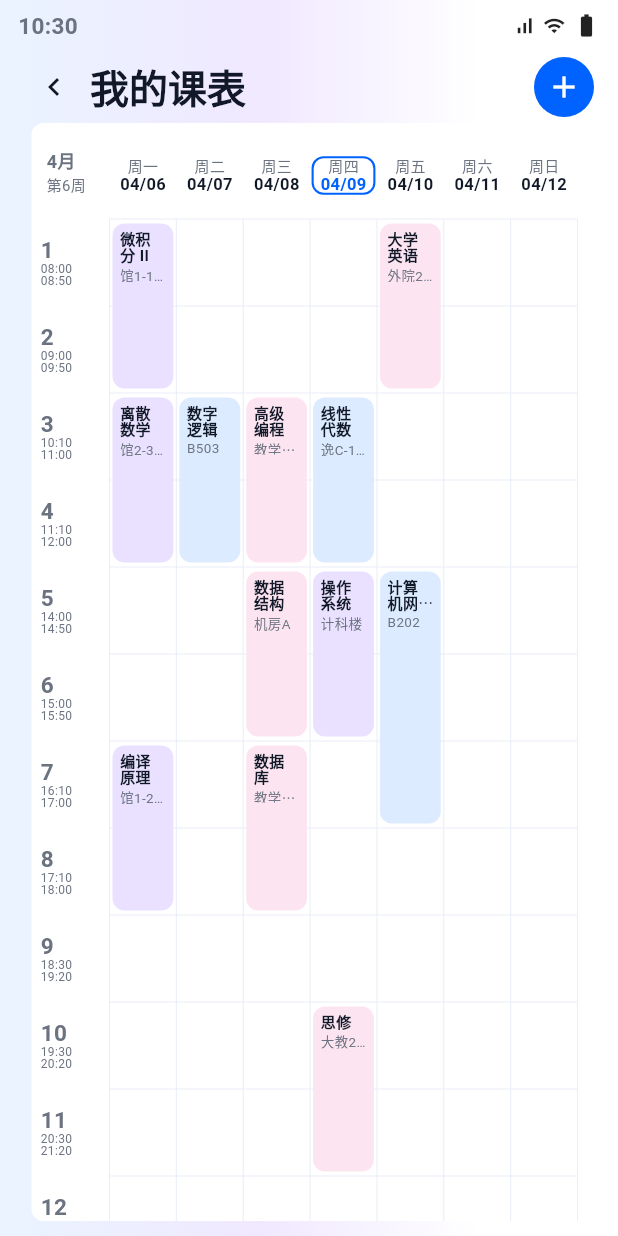
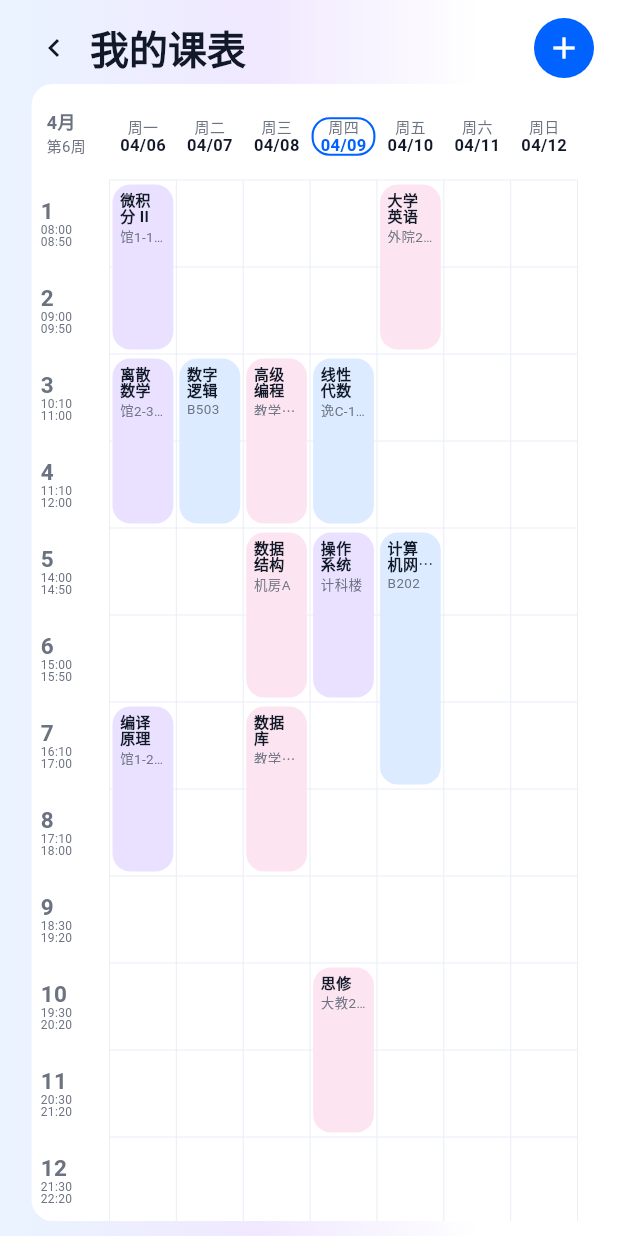
Before and after one commit to cloudymount789/NJU-Timenote, a Flutter app: the screen it shows after launch, after a tap on "下一节课", on a phone screen of 412 x 824 dp. Run offline on Flutter 3.47's test engine with Material 3 defaults, Android fonts, the phone set to English and light mode, and no system bars; our stand-ins replace flutter_riverpod; Roboto replaces fonts that are missing (Noto Sans SC).

Commit message:
fix: use system status bar rendering

```diff
--- a/src/nju_timenote/lib/core/theme/app_theme.dart
+++ b/src/nju_timenote/lib/core/theme/app_theme.dart
@@ -9,6 +9,12 @@ class AppColors {
   static const textMuted = Color(0xFF9CA3AF);
   static const border = Color(0xFFE9EEF7);
   static const cardShadow = Color(0x1A0F4C81);
+}
+
+class AppRadii {
+  static const card = 14.0;
+  static const control = 12.0;
+  static const sheet = 18.0;
 }
 
 ThemeData buildTimenoteTheme() {
@@ -49,7 +55,9 @@ ThemeData buildTimenoteTheme() {
         backgroundColor: AppColors.accent,
         foregroundColor: Colors.white,
         minimumSize: const Size.fromHeight(52),
-        shape: RoundedRectangleBorder(borderRadius: BorderRadius.circular(8)),
+        shape: RoundedRectangleBorder(
+          borderRadius: BorderRadius.circular(AppRadii.control),
+        ),
         textStyle: const TextStyle(fontSize: 16, fontWeight: FontWeight.w600),
       ),
     ),
@@ -62,7 +70,7 @@ ThemeData buildTimenoteTheme() {
 BoxDecoration softCardDecoration({Color color = Colors.white}) {
   return BoxDecoration(
     color: color,
-    borderRadius: BorderRadius.circular(8),
+    borderRadius: BorderRadius.circular(AppRadii.card),
     boxShadow: const [
       BoxShadow(
         color: AppColors.cardShadow,
--- a/src/nju_timenote/lib/core/widgets/app_shell.dart
+++ b/src/nju_timenote/lib/core/widgets/app_shell.dart
@@ -1,6 +1,5 @@
-import 'dart:async';
-
 import 'package:flutter/material.dart';
+import 'package:flutter/services.dart';
 
 import '../theme/app_theme.dart';
 
@@ -12,7 +11,15 @@ class AppGradientScaffold extends StatelessWidget {
 
   @override
   Widget build(BuildContext context) {
-    return Scaffold(
+    return AnnotatedRegion<SystemUiOverlayStyle>(
+      value: const SystemUiOverlayStyle(
+        statusBarColor: Colors.transparent,
+        statusBarIconBrightness: Brightness.dark,
+        statusBarBrightness: Brightness.light,
+        systemNavigationBarColor: AppColors.background,
+        systemNavigationBarIconBrightness: Brightness.dark,
+      ),
+      child: Scaffold(
         body: Container(
           decoration: const BoxDecoration(
             gradient: LinearGradient(
@@ -22,93 +29,17 @@ class AppGradientScaffold extends StatelessWidget {
               stops: [0, 0.42, 0.78],
             ),
           ),
-        child: SafeArea(bottom: false, child: child),
+          child: SafeArea(
+            bottom: false,
+            child: Padding(
+              padding: const EdgeInsets.only(top: 8),
+              child: child,
+            ),
+          ),
         ),
         bottomNavigationBar: bottomBar,
-    );
-  }
-}
-
-class StatusHeader extends StatefulWidget {
-  const StatusHeader({this.leading, this.trailing, super.key});
-
-  final Widget? leading;
-  final Widget? trailing;
-
-  @override
-  State<StatusHeader> createState() => _StatusHeaderState();
-}
-
-class _StatusHeaderState extends State<StatusHeader> {
-  late DateTime _now;
-  Timer? _timer;
-
-  @override
-  void initState() {
-    super.initState();
-    _now = DateTime.now();
-    _scheduleNextMinuteTick();
-  }
-
-  @override
-  void dispose() {
-    _timer?.cancel();
-    super.dispose();
-  }
-
-  void _scheduleNextMinuteTick() {
-    _timer?.cancel();
-    final nextMinute = DateTime(
-      _now.year,
-      _now.month,
-      _now.day,
-      _now.hour,
-      _now.minute + 1,
-    );
-    final delay = nextMinute.difference(DateTime.now());
-    _timer = Timer(delay.isNegative ? Duration.zero : delay, () {
-      if (!mounted) {
-        return;
-      }
-      setState(() => _now = DateTime.now());
-      _scheduleNextMinuteTick();
-    });
-  }
-
-  @override
-  Widget build(BuildContext context) {
-    return SizedBox(
-      height: 34,
-      child: Row(
-        children: [
-          widget.leading ??
-              Text(
-                _formatStatusTime(_now),
-                style: const TextStyle(
-                  fontSize: 15,
-                  fontWeight: FontWeight.w600,
-                ),
-              ),
-          const Spacer(),
-          widget.trailing ??
-              const Row(
-                children: [
-                  Icon(Icons.signal_cellular_alt, size: 15),
-                  SizedBox(width: 5),
-                  Icon(Icons.wifi, size: 15),
-                  SizedBox(width: 5),
-                  Icon(Icons.battery_full, size: 18),
-                ],
-              ),
-        ],
       ),
     );
-  }
-
-  String _formatStatusTime(DateTime time) {
-    final hour = time.hour.toString().padLeft(2, '0');
-    final minute = time.minute.toString().padLeft(2, '0');
-    return '$hour:$minute';
   }
 }
 
@@ -173,7 +104,7 @@ class SoftCard extends StatelessWidget {
     return Material(
       color: Colors.transparent,
       child: InkWell(
-        borderRadius: BorderRadius.circular(8),
+        borderRadius: BorderRadius.circular(AppRadii.card),
         onTap: onTap,
         onLongPress: onLongPress,
         child: content,
@@ -206,63 +137,3 @@ class CircleIcon extends StatelessWidget {
     );
   }
 }
-
-class BottomQuickInput extends StatelessWidget {
-  const BottomQuickInput({
-    required this.onSearch,
-    required this.onInput,
-    super.key,
-  });
-
-  final VoidCallback onSearch;
-  final VoidCallback onInput;
-
-  @override
-  Widget build(BuildContext context) {
-    return SafeArea(
-      top: false,
-      child: Container(
-        color: AppColors.background,
-        padding: const EdgeInsets.fromLTRB(18, 8, 18, 10),
-        child: Row(
-          children: [
-            IconButton.filled(
-              tooltip: '待办搜索',
-              onPressed: onSearch,
-              icon: const Icon(Icons.add, color: Colors.white),
-              style: IconButton.styleFrom(backgroundColor: AppColors.accent),
-            ),
-            const SizedBox(width: 10),
-            Expanded(
-              child: Material(
-                color: Colors.white,
-                borderRadius: BorderRadius.circular(24),
-                elevation: 3,
-                shadowColor: AppColors.cardShadow,
-                child: InkWell(
-                  borderRadius: BorderRadius.circular(24),
-                  onTap: onInput,
-                  child: const Padding(
-                    padding: EdgeInsets.symmetric(horizontal: 14, vertical: 13),
-                    child: Text(
-                      '智能一句话添加待办...',
-                      style: TextStyle(
-                        color: AppColors.textMuted,
-                        fontSize: 15,
-                      ),
-                    ),
-                  ),
-                ),
-              ),
-            ),
-            IconButton(
-              tooltip: '语音输入',
-              onPressed: onInput,
-              icon: const Icon(Icons.mic_none, color: AppColors.textSecondary),
-            ),
-          ],
-        ),
-      ),
-    );
-  }
-}
--- a/src/nju_timenote/lib/features/home/home_screen.dart
+++ b/src/nju_timenote/lib/features/home/home_screen.dart
@@ -30,7 +30,6 @@ class HomeScreen extends ConsumerWidget {
           ListView(
             padding: const EdgeInsets.fromLTRB(20, 0, 20, 24),
             children: [
-              const StatusHeader(),
               const SizedBox(height: 16),
               _HomeHeader(
                 onSettings: () =>
@@ -176,7 +175,7 @@ class _NextCourseCard extends StatelessWidget {
                       ),
                       decoration: BoxDecoration(
                         color: AppColors.background,
-                        borderRadius: BorderRadius.circular(12),
+                        borderRadius: BorderRadius.circular(AppRadii.control),
                       ),
                       child: const Row(
                         mainAxisSize: MainAxisSize.min,
@@ -326,7 +325,7 @@ class _DdlCard extends StatelessWidget {
             padding: const EdgeInsets.all(8),
             decoration: BoxDecoration(
               color: AppColors.background,
-              borderRadius: BorderRadius.circular(8),
+              borderRadius: BorderRadius.circular(AppRadii.control),
             ),
             child: Column(
               children: [for (final todo in todos.take(2)) _DdlRow(todo: todo)],
@@ -388,7 +387,7 @@ class _DdlRow extends StatelessWidget {
             padding: const EdgeInsets.symmetric(horizontal: 10, vertical: 4),
             decoration: BoxDecoration(
               color: urgent ? const Color(0xFFFCE7F3) : const Color(0xFFFFEDD5),
-              borderRadius: BorderRadius.circular(7),
+              borderRadius: BorderRadius.circular(AppRadii.control),
             ),
             child: Text(
               urgent ? '即将截止' : '1天后截止',
--- a/src/nju_timenote/lib/features/settings/screens/settings_screen.dart
+++ b/src/nju_timenote/lib/features/settings/screens/settings_screen.dart
@@ -15,7 +15,6 @@ class SettingsScreen extends ConsumerWidget {
       child: ListView(
         padding: const EdgeInsets.fromLTRB(20, 0, 20, 24),
         children: [
-          const StatusHeader(),
           PageTitleBar(title: '设置', onBack: () => Navigator.of(context).pop()),
           const SizedBox(height: 12),
           const _SectionTitle('课表与作息'),
--- a/src/nju_timenote/lib/features/timetable/screens/add_course_entry_screen.dart
+++ b/src/nju_timenote/lib/features/timetable/screens/add_course_entry_screen.dart
@@ -15,7 +15,6 @@ class AddCourseEntryScreen extends StatelessWidget {
         child: Column(
           crossAxisAlignment: CrossAxisAlignment.stretch,
           children: [
-            const StatusHeader(),
             PageTitleBar(
               title: '添加课表',
               onBack: () => Navigator.of(context).pop(),
--- a/src/nju_timenote/lib/features/timetable/screens/manual_course_screen.dart
+++ b/src/nju_timenote/lib/features/timetable/screens/manual_course_screen.dart
@@ -47,7 +47,6 @@ class _ManualCourseScreenState extends ConsumerState<ManualCourseScreen> {
             padding: const EdgeInsets.fromLTRB(20, 0, 20, 0),
             child: Column(
               children: [
-                const StatusHeader(),
                 PageTitleBar(
                   title: '添加课程',
                   onBack: () => Navigator.of(context).pop(),
--- a/src/nju_timenote/lib/features/timetable/screens/timetable_screen.dart
+++ b/src/nju_timenote/lib/features/timetable/screens/timetable_screen.dart
@@ -25,7 +25,6 @@ class TimetableScreen extends ConsumerWidget {
             padding: const EdgeInsets.fromLTRB(12, 0, 12, 0),
             child: Column(
               children: [
-                const StatusHeader(),
                 PageTitleBar(
                   title: '我的课表',
                   trailing: IconButton.filled(
@@ -48,7 +47,7 @@ class TimetableScreen extends ConsumerWidget {
               margin: const EdgeInsets.fromLTRB(10, 0, 10, 10),
               decoration: BoxDecoration(
                 color: Colors.white,
-                borderRadius: BorderRadius.circular(8),
+                borderRadius: BorderRadius.circular(AppRadii.card),
               ),
               child: SingleChildScrollView(
                 scrollDirection: Axis.horizontal,
--- a/src/nju_timenote/lib/features/timetable/widgets/timetable_grid.dart
+++ b/src/nju_timenote/lib/features/timetable/widgets/timetable_grid.dart
@@ -184,7 +184,9 @@ class _GridBackground extends StatelessWidget {
                               color: AppColors.accent,
                               width: 1.4,
                             ),
-                            borderRadius: BorderRadius.circular(8),
+                            borderRadius: BorderRadius.circular(
+                              AppRadii.control,
+                            ),
                           )
                         : null,
                     child: FittedBox(
@@ -306,9 +308,9 @@ class _CourseBlock extends StatelessWidget {
   Widget build(BuildContext context) {
     return Material(
       color: _courseColor(course.colorKey),
-      borderRadius: BorderRadius.circular(8),
+      borderRadius: BorderRadius.circular(AppRadii.control),
       child: InkWell(
-        borderRadius: BorderRadius.circular(8),
+        borderRadius: BorderRadius.circular(AppRadii.control),
         onLongPress: onLongPress,
         child: LayoutBuilder(
           builder: (context, constraints) {
--- a/src/nju_timenote/lib/features/todos/presentation/screens/batch_todos_screen.dart
+++ b/src/nju_timenote/lib/features/todos/presentation/screens/batch_todos_screen.dart
@@ -32,7 +32,6 @@ class _BatchTodosScreenState extends ConsumerState<BatchTodosScreen> {
             padding: const EdgeInsets.fromLTRB(20, 0, 20, 24),
             child: Column(
               children: [
-                const StatusHeader(),
                 PageTitleBar(
                   title: '批量操作',
                   trailing: TextButton(
--- a/src/nju_timenote/lib/features/todos/presentation/screens/goal_split_screen.dart
+++ b/src/nju_timenote/lib/features/todos/presentation/screens/goal_split_screen.dart
@@ -43,7 +43,6 @@ class _GoalSplitSetupScreenState extends State<GoalSplitSetupScreen> {
         padding: const EdgeInsets.fromLTRB(20, 0, 20, 24),
         child: Column(
           children: [
-            const StatusHeader(),
             const PageTitleBar(title: '大目标拆分'),
             const _StepIndicator('步骤 1/3 · 设定大目标'),
             Expanded(
@@ -140,7 +139,6 @@ class _GoalSplitBreakdownScreenState extends State<GoalSplitBreakdownScreen> {
         padding: const EdgeInsets.fromLTRB(20, 0, 20, 24),
         child: Column(
           children: [
-            const StatusHeader(),
             const PageTitleBar(title: '拆分小目标'),
             const _StepIndicator('步骤 2/3 · 拆分小目标'),
             Expanded(
@@ -278,7 +276,6 @@ class GoalSplitReviewScreen extends ConsumerWidget {
         padding: const EdgeInsets.fromLTRB(20, 0, 20, 24),
         child: Column(
           children: [
-            const StatusHeader(),
             const PageTitleBar(title: '大目标拆分'),
             const _StepIndicator('步骤 3/3 · 确认生成'),
             Expanded(
--- a/src/nju_timenote/lib/features/todos/presentation/screens/next_action_screen.dart
+++ b/src/nju_timenote/lib/features/todos/presentation/screens/next_action_screen.dart
@@ -26,7 +26,6 @@ class _NextActionScreenState extends State<NextActionScreen> {
         padding: const EdgeInsets.fromLTRB(20, 0, 20, 24),
         child: Column(
           children: [
-            const StatusHeader(),
             const PageTitleBar(title: '下一件事'),
             const SizedBox(height: 70),
             const CircleIcon(icon: Icons.psychology_alt_outlined, size: 76),
@@ -97,7 +96,6 @@ class _NextRecommendationsScreenState
         padding: const EdgeInsets.fromLTRB(20, 0, 20, 24),
         child: Column(
           children: [
-            const StatusHeader(),
             PageTitleBar(
               title: '推荐待办',
               trailing: IconButton(
--- a/src/nju_timenote/lib/features/todos/presentation/screens/todo_search_screen.dart
+++ b/src/nju_timenote/lib/features/todos/presentation/screens/todo_search_screen.dart
@@ -49,7 +49,6 @@ class _TodoSearchScreenState extends ConsumerState<TodoSearchScreen> {
           child: Column(
             crossAxisAlignment: CrossAxisAlignment.stretch,
             children: [
-              const StatusHeader(),
               const PageTitleBar(title: '待办搜索'),
               const SizedBox(height: 18),
               _SearchRow(
--- a/src/nju_timenote/lib/features/todos/presentation/screens/todos_screen.dart
+++ b/src/nju_timenote/lib/features/todos/presentation/screens/todos_screen.dart
@@ -24,7 +24,6 @@ class TodosScreen extends ConsumerWidget {
           padding: const EdgeInsets.fromLTRB(20, 0, 20, 24),
           child: Column(
             children: [
-              const StatusHeader(),
               PageTitleBar(
                 title: '待办',
                 trailing: Row(
@@ -132,7 +131,9 @@ class _FilterDrawerState extends ConsumerState<_FilterDrawer> {
         padding: const EdgeInsets.fromLTRB(20, 62, 20, 24),
         decoration: const BoxDecoration(
           color: Colors.white,
-          borderRadius: BorderRadius.horizontal(left: Radius.circular(8)),
+          borderRadius: BorderRadius.horizontal(
+            left: Radius.circular(AppRadii.sheet),
+          ),
         ),
         child: Column(
           crossAxisAlignment: CrossAxisAlignment.start,
--- a/src/nju_timenote/lib/features/todos/presentation/widgets/todo_widgets.dart
+++ b/src/nju_timenote/lib/features/todos/presentation/widgets/todo_widgets.dart
@@ -36,7 +36,7 @@ class TodoBottomInputBar extends StatelessWidget {
                   Color(0xFFF5F0FF),
                 ],
               ),
-              borderRadius: BorderRadius.circular(8),
+              borderRadius: BorderRadius.circular(AppRadii.control),
             ),
             child: IconButton(
               tooltip: '快速挑选',
@@ -52,7 +52,7 @@ class TodoBottomInputBar extends StatelessWidget {
           Expanded(
             child: InkWell(
               onTap: onInput,
-              borderRadius: BorderRadius.circular(8),
+              borderRadius: BorderRadius.circular(AppRadii.control),
               child: const Padding(
                 padding: EdgeInsets.symmetric(vertical: 10),
                 child: Text(
@@ -70,7 +70,7 @@ class TodoBottomInputBar extends StatelessWidget {
               fixedSize: const Size(40, 40),
               backgroundColor: AppColors.accent,
               shape: RoundedRectangleBorder(
-                borderRadius: BorderRadius.circular(8),
+                borderRadius: BorderRadius.circular(AppRadii.control),
               ),
             ),
             icon: const Icon(Icons.search, size: 20, color: Colors.white),
@@ -236,7 +236,7 @@ class _TodoRight extends StatelessWidget {
             minimumSize: const Size(58, 32),
             side: const BorderSide(color: AppColors.accent),
             shape: RoundedRectangleBorder(
-              borderRadius: BorderRadius.circular(8),
+              borderRadius: BorderRadius.circular(AppRadii.control),
             ),
           ),
           child: Text(todo.isDone ? '已完成' : '完成'),
```
Also changed, not shown: src/nju_timenote/lib/features/timetable/screens/screenshot_course_screen.dart (+4 -3 lines), src/nju_timenote/lib/features/todos/presentation/screens/todo_detail_screen.dart (+6 -3 lines). Lines whose indentation alone changed are shown as unchanged.
